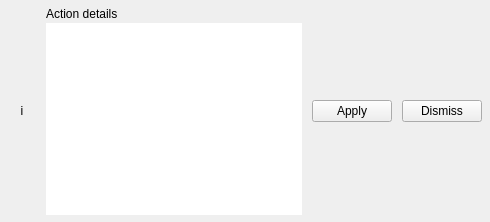
djebaz/dtflow, file src/dtflow/ui/forms/inline_feedback.ui: the form before one commit.
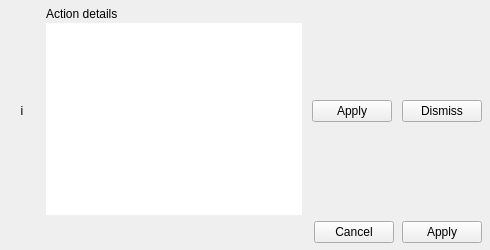
The form after the commit.

Commit message: ui: align inline LoRA Add with primary action and move editor controls below fields

What changed in the file:
```diff
--- a/src/dtflow/ui/forms/inline_feedback.ui
+++ b/src/dtflow/ui/forms/inline_feedback.ui
@@ -17,6 +17,22 @@
     <item><widget class="QPushButton" name="inlineDismissButton"><property name="text"><string>Dismiss</string></property></widget></item>
    </layout></item>
    <item><layout class="QVBoxLayout" name="inlineEditorLayout"/></item>
+   <item><widget class="QWidget" name="inlineEditorActions">
+    <layout class="QHBoxLayout" name="inlineEditorActionsLayout">
+     <property name="spacing"><number>8</number></property>
+     <property name="leftMargin"><number>0</number></property>
+     <property name="topMargin"><number>0</number></property>
+     <property name="rightMargin"><number>0</number></property>
+     <property name="bottomMargin"><number>0</number></property>
+     <item><spacer name="inlineEditorActionsSpacer">
+      <property name="orientation"><enum>Qt::Horizontal</enum></property>
+      <property name="sizeType"><enum>QSizePolicy::Expanding</enum></property>
+      <property name="sizeHint" stdset="0"><size><width>20</width><height>20</height></size></property>
+     </spacer></item>
+     <item><widget class="QPushButton" name="inlineEditorCancelButton"><property name="text"><string>Cancel</string></property></widget></item>
+     <item><widget class="QPushButton" name="inlineEditorAcceptButton"><property name="text"><string>Apply</string></property></widget></item>
+    </layout>
+   </widget></item>
   </layout>
  </widget>
  <resources/><connections/>
```
The commit also changes 4 other files.
